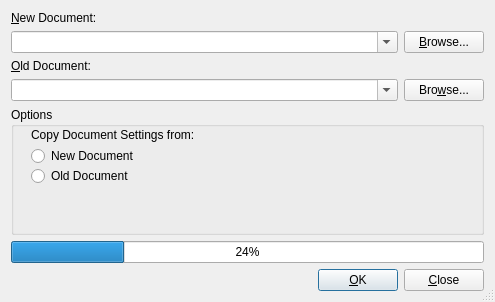
Qt form src/frontends/qt4/ui/CompareUi.ui (cburschka/lyx) before a commit.
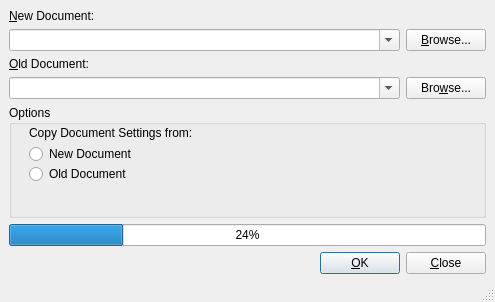
The same form after that commit.

Commit message: Compare: Add a statusbar to the dialog and show a message every second. The message now shows at which recursion level the algorithm is and which D-path it is currently processing.

Patch:
```diff
--- a/src/frontends/qt4/ui/CompareUi.ui
+++ b/src/frontends/qt4/ui/CompareUi.ui
@@ -15,10 +15,27 @@
   <property name="sizeGripEnabled" >
    <bool>true</bool>
   </property>
-  <layout class="QVBoxLayout" name="verticalLayout_2" >
+  <layout class="QVBoxLayout" name="verticalLayout_1">
+   <property name="margin">
+    <number>0</number>
+   </property>
    <item>
-    <widget class="QLabel" name="newFileLA" >
-     <property name="text" >
+    <layout class="QVBoxLayout" name="verticalLayout_2">
+     <property name="leftMargin">
+      <number>9</number>
+     </property>
+     <property name="topMargin">
+      <number>9</number>
+     </property>
+     <property name="rightMargin">
+      <number>9</number>
+     </property>
+     <property name="bottomMargin">
+      <number>0</number>
+     </property>
+     <item>
+      <widget class="QLabel" name="newFileLA">
+       <property name="text">
       <string>&amp;New Document:</string>
      </property>
      <property name="buddy" >
@@ -209,6 +226,11 @@
       </widget>
      </item>
     </layout>
+     </item>
+    </layout>
+   </item>
+   <item>
+    <widget class="QStatusBar" name="statusBar"/>
    </item>
   </layout>
  </widget>
```
Left out of the diff: 108 changed lines with no effect on the pictures. Lines whose indentation alone changed are shown as unchanged. The commit also changes 4 other files.
